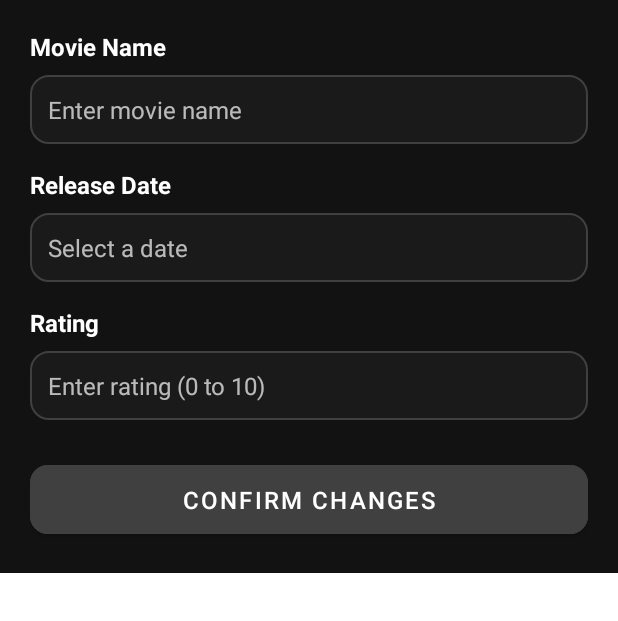
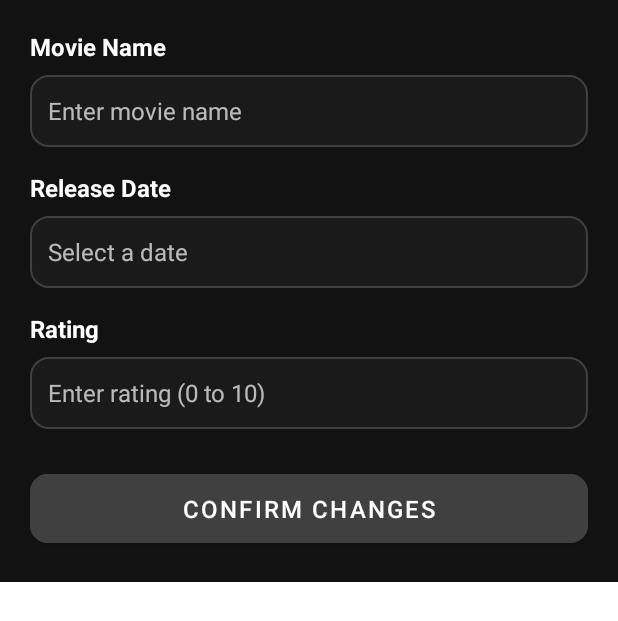
Before and after one commit to segevco09/Movies-App-Final-Project, an Android app: the layout dialog_edit_movie.xml on its own in the app's theme, with its tools: preview values and no code run, on a phone screen of 412 x 824 dp. Shown: the top 621 px of the screen. Run offline under Robolectric (Android 15) with nearby library versions, the phone set to English and light mode, and no system bars.

Commit message:
fixing warnings

```diff
--- a/app/src/main/java/com/example/movieapp/ui/adapter/MovieAdapter.kt
+++ b/app/src/main/java/com/example/movieapp/ui/adapter/MovieAdapter.kt
@@ -77,7 +77,7 @@ class MovieAdapter(
 
             val alertDialog = AlertDialog.Builder(binding.root.context)
                 .setView(dialogBinding.root)
-                .setTitle("Edit Movie")
+                .setTitle(binding.root.context.getString(R.string.edit_movie))
                 .setCancelable(true) // Allows clicking outside to dismiss
                 .create()
 
@@ -93,17 +93,18 @@ class MovieAdapter(
 
                 // Validation checks
                 if (newTitle.isEmpty()) {
-                    dialogBinding.editMovieTitle.error = "Title cannot be empty"
+                    dialogBinding.editMovieTitle.error =
+                        binding.root.context.getString(R.string.title_cannot_be_empty)
                     return@setOnClickListener
                 }
 
                 if (newReleaseDate.isEmpty()) {
-                    Toast.makeText(binding.root.context, "Please select a release date", Toast.LENGTH_SHORT).show()
+                    Toast.makeText(binding.root.context, binding.root.context.getString(R.string.select_release_date), Toast.LENGTH_SHORT).show()
                     return@setOnClickListener
                 }
 
                 if (newVoteAverage == null || newVoteAverage < 0 || newVoteAverage > 10) {
-                    dialogBinding.editMovieRating.error = "Rating must be between 0 and 10"
+                    dialogBinding.editMovieRating.error = binding.root.context.getString(R.string.rating_error_message)
                     return@setOnClickListener
                 }
 
--- a/app/src/main/res/layout/activity_main.xml
+++ b/app/src/main/res/layout/activity_main.xml
@@ -46,6 +46,7 @@
                 android:layout_height="24dp"
                 android:layout_centerVertical="true"
                 android:layout_marginStart="16dp"
+                android:importantForAccessibility="no"
                 android:src="@drawable/search"
                 app:tint="@color/light_gray" />
 
@@ -58,6 +59,7 @@
                 android:background="@android:color/transparent"
                 android:gravity="center_vertical"
                 android:hint="@string/search_bar"
+                android:inputType="text"
                 android:textColorHint="@color/light_gray"
                 android:textColor="@color/white"
                 android:imeOptions="actionSearch"
--- a/app/src/main/res/layout/dialog_edit_movie.xml
+++ b/app/src/main/res/layout/dialog_edit_movie.xml
@@ -1,3 +1,4 @@
+<?xml version="1.0" encoding="utf-8"?>
 <androidx.core.widget.NestedScrollView
     xmlns:android="http://schemas.android.com/apk/res/android"
     xmlns:app="http://schemas.android.com/apk/res-auto"
@@ -23,10 +24,14 @@
         <EditText
             android:id="@+id/editMovieTitle"
             android:layout_width="match_parent"
-            android:layout_height="wrap_content"
+            android:layout_height="48dp"
             android:layout_marginTop="8dp"
             android:background="@drawable/edit_text_background"
             android:hint="@string/enter_movie_name"
+            android:importantForAutofill="yes"
+            android:autofillHints="name"
+            android:inputType="textCapSentences"
+            android:minHeight="48dp"
             android:padding="12dp"
             android:textColor="@color/white"
             android:textColorHint="@color/light_gray"
@@ -35,62 +40,66 @@
         <TextView
             android:layout_width="wrap_content"
             android:layout_height="wrap_content"
+            android:layout_marginTop="16dp"
             android:text="@string/release_date"
             android:textColor="@color/white"
             android:textSize="16sp"
-            android:textStyle="bold"
-            android:layout_marginTop="16dp" />
+            android:textStyle="bold" />
 
         <TextView
             android:id="@+id/editMovieReleaseDate"
             android:layout_width="match_parent"
-            android:layout_height="wrap_content"
+            android:layout_height="48dp"
             android:layout_marginTop="8dp"
             android:background="@drawable/edit_text_background"
+            android:clickable="true"
+            android:focusable="true"
+            android:gravity="start|center_vertical"
             android:hint="@string/select_a_date"
+            android:minHeight="48dp"
+            android:padding="12dp"
             android:textColor="@color/white"
             android:textColorHint="@color/light_gray"
-            android:textSize="16sp"
-            android:padding="12dp"
-            android:gravity="start|center_vertical"
-            android:focusable="true"
-            android:clickable="true" />
+            android:textSize="16sp" />
 
         <TextView
             android:layout_width="wrap_content"
             android:layout_height="wrap_content"
+            android:layout_marginTop="16dp"
             android:text="@string/rating"
             android:textColor="@color/white"
             android:textSize="16sp"
-            android:textStyle="bold"
-            android:layout_marginTop="16dp" />
+            android:textStyle="bold" />
 
         <EditText
             android:id="@+id/editMovieRating"
             android:layout_width="match_parent"
-            android:layout_height="wrap_content"
+            android:layout_height="48dp"
             android:layout_marginTop="8dp"
             android:background="@drawable/edit_text_background"
             android:hint="@string/enter_rating_0_10"
+            android:importantForAutofill="yes"
+            android:autofillHints="rating"
             android:inputType="numberDecimal"
-            android:maxLength="4"
-            android:maxLines="1"
+            android:maxLength="5"
+            android:minHeight="48dp"
             android:padding="12dp"
             android:textColor="@color/white"
             android:textColorHint="@color/light_gray"
-            android:textSize="16sp"/>
+            android:textSize="16sp" />
 
         <com.google.android.material.button.MaterialButton
             android:id="@+id/confirmChangesButton"
             android:layout_width="match_parent"
             android:layout_height="wrap_content"
             android:layout_marginTop="24dp"
+            android:backgroundTint="@color/strong_gray"
+            android:minHeight="48dp"
             android:paddingVertical="12dp"
             android:text="@string/confirm_changes"
+            android:textColor="@color/white"
             android:textSize="16sp"
-            app:cornerRadius="12dp"
-            android:backgroundTint="@color/strong_gray"
-            android:textColor="@color/white"/>
+            app:cornerRadius="12dp" />
 
     </LinearLayout>
 </androidx.core.widget.NestedScrollView>
--- a/app/src/main/res/values/strings.xml
+++ b/app/src/main/res/values/strings.xml
@@ -27,4 +27,10 @@
     <string name="dialog_remove_message">Are you sure you want to remove this movie from the favorite list? Your changes will not be saved</string>
     <string name="dialog_remove_button">Remove</string>
     <string name="rating_with_star">★ %s</string>
+    <string name="edit_movie">Edit Movie</string>
+    <string name="title_cannot_be_empty">Movie name cannot be empty</string>
+    <string name="select_release_date">Please select a release date</string>
+    <string name="rating_error_message">Rating must be between 0 and 10</string>
+
+
 </resources>
```
Also changed, not shown: 1 other file.
